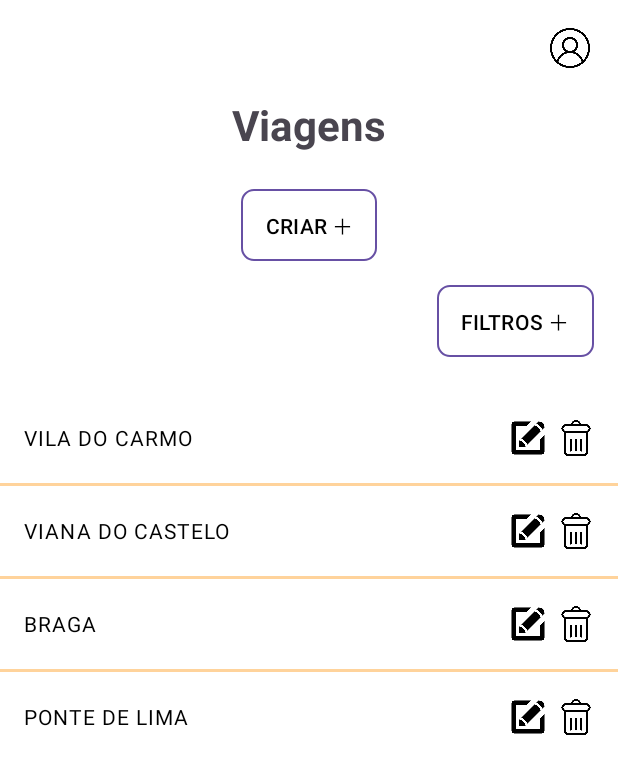
After one commit to t2ne/tripsync, an Android app: the HomeActivity screen opened directly, with no data from a screen before it, on a phone screen of 412 x 824 dp. The commit adds this screen. Shown: the top 774 px of the screen. Run offline under Robolectric (Android 15) with nearby library versions, the phone set to English and light mode, and no system bars.

Commit message:
pagina incio e home GG

```diff
--- /dev/null
+++ b/app/src/main/java/com/example/tripsync/HomeActivity.kt
@@ -0,0 +1,55 @@
+package com.example.tripsync
+
+import android.content.Intent
+import android.os.Bundle
+import android.view.ViewGroup
+import android.widget.*
+import androidx.appcompat.app.AppCompatActivity
+
+class HomeActivity : AppCompatActivity() {
+
+    private lateinit var viagensListView: ListView
+    private val viagens = listOf("Vila do Carmo", "Viana do Castelo", "Braga", "Ponte de Lima")
+
+    override fun onCreate(savedInstanceState: Bundle?) {
+        super.onCreate(savedInstanceState)
+        setContentView(R.layout.activity_home)
+
+        viagensListView = findViewById(R.id.viagensListView)
+        val adapter = ViagemAdapter()
+        viagensListView.adapter = adapter
+
+        findViewById<Button>(R.id.btnCriar).setOnClickListener {
+            Toast.makeText(this, "Criar nova viagem", Toast.LENGTH_SHORT).show()
+        }
+
+        findViewById<Button>(R.id.btnFiltros).setOnClickListener {
+            Toast.makeText(this, "Abrir filtros", Toast.LENGTH_SHORT).show()
+        }
+    }
+
+    inner class ViagemAdapter : BaseAdapter() {
+        override fun getCount(): Int = viagens.size
+        override fun getItem(position: Int): Any = viagens[position]
+        override fun getItemId(position: Int): Long = position.toLong()
+
+        override fun getView(position: Int, convertView: android.view.View?, parent: ViewGroup): android.view.View {
+            val view = layoutInflater.inflate(R.layout.item_viagem, parent, false)
+            val nomeViagem = view.findViewById<TextView>(R.id.nomeViagem)
+            val btnEditar = view.findViewById<ImageButton>(R.id.btnEditar)
+            val btnApagar = view.findViewById<ImageButton>(R.id.btnApagar)
+
+            nomeViagem.text = viagens[position]
+
+            btnEditar.setOnClickListener {
+                Toast.makeText(this@HomeActivity, "Editar: ${viagens[position]}", Toast.LENGTH_SHORT).show()
+            }
+
+            btnApagar.setOnClickListener {
+                Toast.makeText(this@HomeActivity, "Apagar: ${viagens[position]}", Toast.LENGTH_SHORT).show()
+            }
+
+            return view
+        }
+    }
+}
--- /dev/null
+++ b/app/src/main/res/drawable/border_button.xml
@@ -0,0 +1,6 @@
+<shape xmlns:android="http://schemas.android.com/apk/res/android"
+    android:shape="rectangle">
+    <solid android:color="@android:color/transparent" />
+    <stroke android:width="1dp" android:color="#000000" />
+    <corners android:radius="8dp" />
+</shape>
--- /dev/null
+++ b/app/src/main/res/layout/activity_home.xml
@@ -0,0 +1,68 @@
+<?xml version="1.0" encoding="utf-8"?>
+<RelativeLayout xmlns:android="http://schemas.android.com/apk/res/android"
+    android:layout_width="match_parent"
+    android:layout_height="match_parent"
+    android:background="#FFFFFF">
+
+    <!-- Ícone de perfil -->
+    <ImageView
+        android:id="@+id/profileIcon"
+        android:layout_width="32dp"
+        android:layout_height="32dp"
+        android:layout_alignParentTop="true"
+        android:layout_alignParentEnd="true"
+        android:layout_margin="16dp"
+        android:src="@drawable/perfil"
+        android:contentDescription="Perfil" />
+
+    <!-- Título -->
+    <TextView
+        android:id="@+id/viagensTitle"
+        android:layout_width="wrap_content"
+        android:layout_height="wrap_content"
+        android:text="Viagens"
+        android:textSize="28sp"
+        android:textStyle="bold"
+        android:layout_centerHorizontal="true"
+        android:layout_marginTop="64dp" />
+    <Button
+        android:id="@+id/btnCriar"
+        android:layout_width="wrap_content"
+        android:layout_height="wrap_content"
+        android:text="CRIAR ＋"
+        android:textColor="#000000"
+        android:paddingHorizontal="16dp"
+        android:paddingVertical="8dp"
+        android:layout_below="@id/viagensTitle"
+        android:layout_marginTop="24dp"
+        android:layout_centerHorizontal="true"
+        android:background="@drawable/border_button"
+        android:textAllCaps="false" />
+
+    <Button
+        android:id="@+id/btnFiltros"
+        android:layout_width="wrap_content"
+        android:layout_height="wrap_content"
+        android:text="FILTROS ＋"
+        android:textColor="#000000"
+        android:paddingHorizontal="16dp"
+        android:paddingVertical="8dp"
+        android:layout_below="@id/btnCriar"
+        android:layout_alignEnd="@id/profileIcon"
+        android:layout_marginTop="16dp"
+        android:background="@drawable/border_button"
+        android:textAllCaps="false" />
+
+
+    <!-- Lista de Viagens -->
+    <ListView
+        android:id="@+id/viagensListView"
+        android:layout_width="match_parent"
+        android:layout_height="wrap_content"
+        android:layout_below="@id/btnFiltros"
+        android:layout_marginTop="24dp"
+        android:divider="#FFD39B"
+        android:dividerHeight="2dp"
+        android:paddingBottom="16dp" />
+
+</RelativeLayout>
--- /dev/null
+++ b/app/src/main/res/layout/item_viagem.xml
@@ -0,0 +1,39 @@
+<LinearLayout xmlns:android="http://schemas.android.com/apk/res/android"
+    android:layout_width="match_parent"
+    android:layout_height="60dp"
+    android:orientation="horizontal"
+    android:paddingHorizontal="16dp"
+    android:gravity="center_vertical"
+    android:background="#FFFFFF">
+
+    <TextView
+        android:id="@+id/nomeViagem"
+        android:layout_width="0dp"
+        android:layout_height="wrap_content"
+        android:layout_weight="1"
+        android:text="Nome da viagem"
+        android:textSize="14sp"
+        android:letterSpacing="0.05"
+        android:textStyle="normal"
+        android:textAllCaps="true"
+        android:textColor="#000000" />
+
+    <ImageButton
+        android:id="@+id/btnEditar"
+        android:layout_width="24dp"
+        android:layout_height="24dp"
+        android:src="@drawable/editar"
+        android:background="@android:color/transparent"
+        android:contentDescription="Editar"
+        android:layout_marginEnd="8dp"
+        android:scaleType="fitCenter" />
+
+    <ImageButton
+        android:id="@+id/btnApagar"
+        android:layout_width="24dp"
+        android:layout_height="24dp"
+        android:src="@drawable/eleminar"
+        android:background="@android:color/transparent"
+        android:contentDescription="Apagar"
+        android:scaleType="fitCenter" />
+</LinearLayout>
```
Also changed, not shown: app/src/main/AndroidManifest.xml (+7 -1 lines), app/src/main/java/com/example/tripsync/MainActivity.kt (+33 -24 lines), app/src/main/res/layout/activity_main.xml (+70 -13 lines), app/src/main/res/drawable/logo.png (added).
